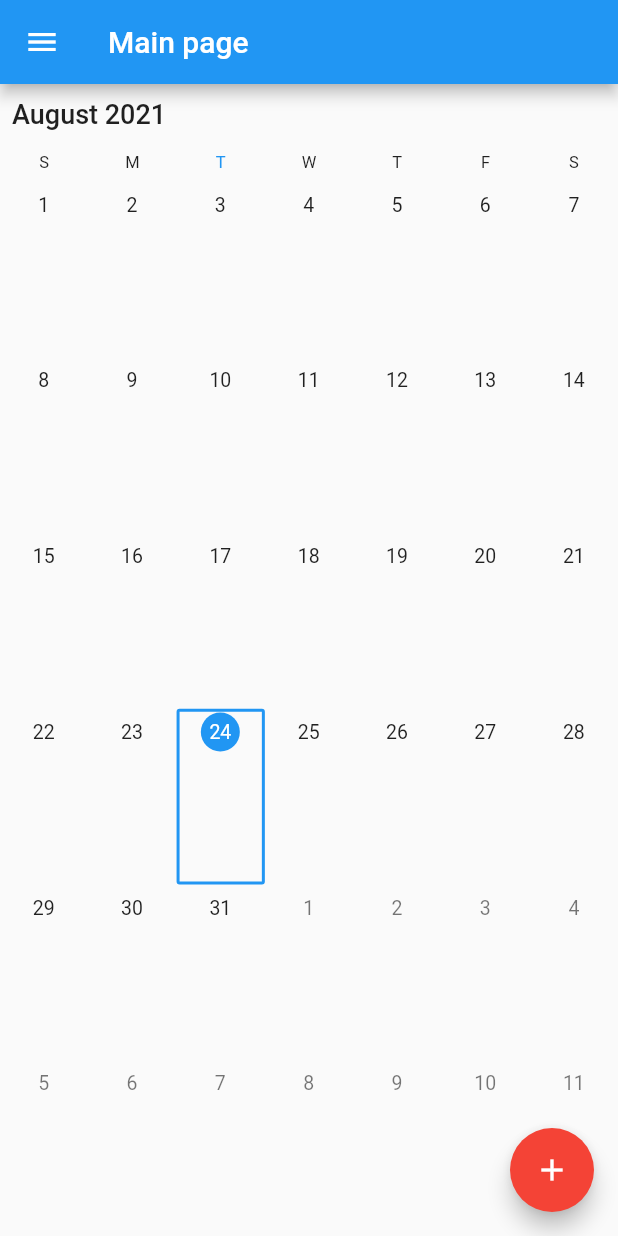
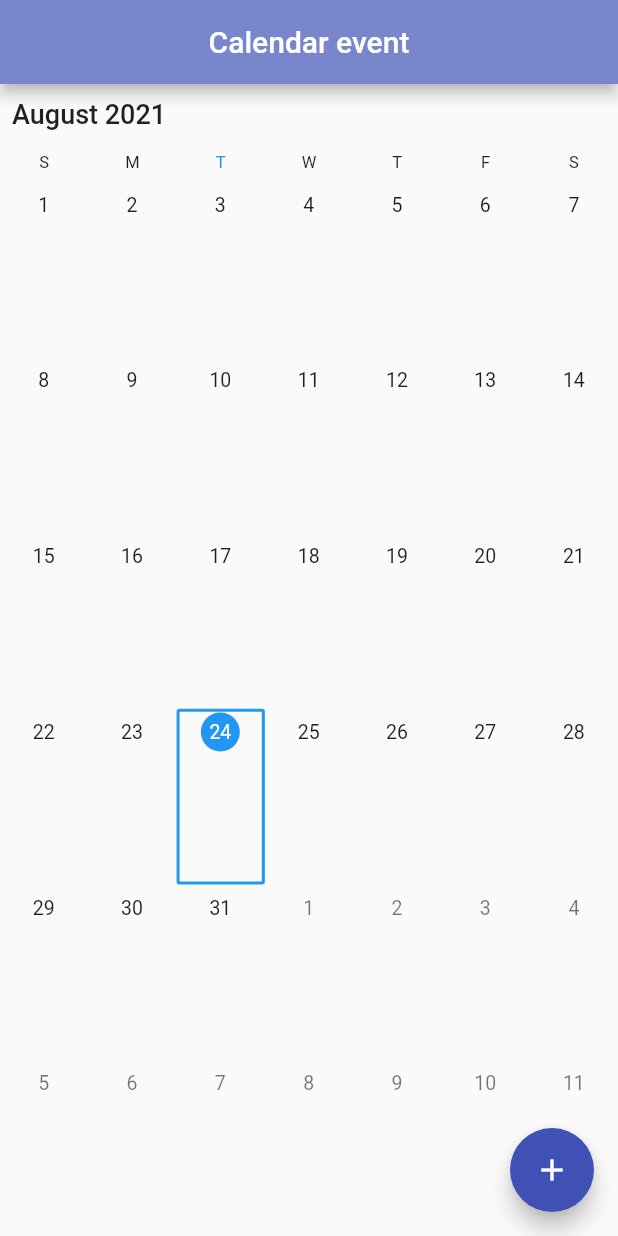
Before and after one commit to dduck123/Delta-53, a Flutter app: the Calendar screen opened directly, in the side drawer, after a tap on "Home", on a phone screen of 412 x 824 dp. Run offline on Flutter 3.47's test engine with Material 2 defaults, Android fonts, the phone set to English and light mode, and no system bars; drawn by our look-alikes of syncfusion_flutter_calendar; our stand-ins replace cloud_firestore, firebase_auth, firebase_core, grouped_list, table_calendar; accounts and stored records are empty.

```diff
--- a/my_app/lib/helper/drawer_navigation.dart
+++ b/my_app/lib/helper/drawer_navigation.dart
@@ -2,7 +2,6 @@ import 'package:flutter/material.dart';
 import 'package:my_app/pages/announcement_page.dart';
 import 'package:my_app/pages/logout_page.dart';
 import 'package:my_app/pages/main_page.dart';
-import 'package:my_app/pages/login_page.dart';
 import 'package:my_app/pages/stats_page.dart';
 import "package:my_app/pages/faq_page.dart";
 import 'package:my_app/pages/leaves_page.dart';
@@ -24,7 +23,7 @@ class MyDrawer extends StatelessWidget {
             onTap: () {
               Navigator.pop(context);
               Navigator.of(context).push(MaterialPageRoute(
-                  builder: (BuildContext context) => MyHomePage()));
+                  builder: (BuildContext context) => CalendarMainPage()));
             },
           ),
           ListTile(
--- a/my_app/lib/pages/event_editing_page.dart
+++ b/my_app/lib/pages/event_editing_page.dart
@@ -43,10 +43,12 @@ class _EventEditingPageState extends State<EventEditingPage> {
   }
 
   @override
-  Widget build(BuildContext context) => Scaffold(
+  Widget build(BuildContext context) {
+    return Scaffold(
         appBar: AppBar(
           leading: CloseButton(),
           actions: buildEditingActions(),
+
         ),
         body: SingleChildScrollView(
             padding: EdgeInsets.all(12),
@@ -60,13 +62,14 @@ class _EventEditingPageState extends State<EventEditingPage> {
                     buildDateTimePickers(),
                   ],
                 ))));
+  }
 
   //save and close buttons
   List<Widget> buildEditingActions() => [
         ElevatedButton.icon(
             icon: Icon(Icons.done),
             label: Text('SAVE'),
-            onPressed: saveForm,
+            onPressed:saveForm,
             style: ElevatedButton.styleFrom(
               primary: Colors.transparent,
               shadowColor: Colors.transparent,
@@ -80,7 +83,7 @@ class _EventEditingPageState extends State<EventEditingPage> {
           border: UnderlineInputBorder(),
           hintText: 'Add Meeting Title',
         ),
-        onFieldSubmitted: (_) => saveForm,
+        onFieldSubmitted: (_) => saveForm(),
         validator: (title) =>
             title != null && title.isEmpty ? 'Title cannot be empty' : null,
         controller: titleController,
@@ -199,8 +202,10 @@ class _EventEditingPageState extends State<EventEditingPage> {
   }) =>
       Column(
         crossAxisAlignment: CrossAxisAlignment.start,
-        children: [Text(header, style: TextStyle(fontWeight: FontWeight.bold)),
-        child],
+        children: [
+          Text(header, style: TextStyle(fontWeight: FontWeight.bold)),
+          child
+        ],
       );
 
   //for the save button
@@ -214,7 +219,6 @@ class _EventEditingPageState extends State<EventEditingPage> {
         to: toDate,
         isAllDay: false,
       );
-
       final provider = Provider.of<EventProvider>(context, listen: false);
       provider.addEvent(event);
       Navigator.of(context).pop();
--- a/my_app/lib/pages/login_page.dart
+++ b/my_app/lib/pages/login_page.dart
@@ -1,7 +1,6 @@
 import 'package:flutter/material.dart';
 import 'package:flutter/services.dart';
 import 'package:my_app/helper/constants.dart';
-import  'package:provider/provider.dart';
 import 'package:my_app/pages/authentication_service.dart';
 import 'package:my_app/pages/main_page.dart';
 
@@ -163,7 +162,7 @@ class _LoginScreenState extends State<LoginScreen> {
         isInProgress = false;
       });
       if (status == AuthResultStatus.successful) {
-        Navigator.of(context).pushReplacement(MaterialPageRoute(builder: (context) => MyHomePage()));
+        Navigator.of(context).pushReplacement(MaterialPageRoute(builder: (context) => CalendarMainPage()));
       } else {
          final errorMsg = AuthExceptionHandler.generateExceptionMessage(status);
 
--- a/my_app/lib/pages/main_page.dart
+++ b/my_app/lib/pages/main_page.dart
@@ -1,91 +1,44 @@
 import 'package:flutter/material.dart';
-import 'package:my_app/helper/drawer_navigation.dart';
 import 'package:my_app/pages/calendar_widget.dart';
 import 'package:my_app/pages/event_editing_page.dart';
-import 'package:syncfusion_flutter_calendar/calendar.dart';
 import 'package:provider/provider.dart';
 import 'event_provider.dart';
 
+class CalendarMainPage extends StatelessWidget {
+  static final String title = "Calendar event";
 
-
-// class MyHomePage extends StatelessWidget {
-//
-//   static final String title = 'Calendar Events App';
-//   @override
-//   Widget build(BuildContext context) => MaterialApp(
-//     debugShowCheckedModeBanner: false,
-//     title: title,
-//     themeMode: ThemeMode.dark,
-//     darkTheme: ThemeData.dark(),
-//     home: CalendarWidget(),
-//   );
-//
-//
-// }
-
-
-// class MainPage extends StatelessWidget{
-//   Widget build(BuildContext context) => Scaffold(
-//     appBar: AppBar(
-//       title:Text(MyHomePage.title),
-//       centerTitle: true,
-//     ),
-//     body: CalendarWidget(),
-//     floatingActionButton: FloatingActionButton(
-//       child: Icon(Icons.add, color: Colors.white),
-//       backgroundColor:Colors.red,
-//       onPressed:() => Navigator.of(context).push(
-//         MaterialPageRoute(builder: (context) => EventEditingPage()),
-//       ),
-//     ),
-//   );
-// }
-
-//dont touch
-  class MyHomePage extends StatefulWidget {
   @override
-    _MyHomePageState createState() => _MyHomePageState();
+  Widget build(BuildContext context) => ChangeNotifierProvider(
+        create: (context) => EventProvider(),
+        child: MaterialApp(
+          debugShowCheckedModeBanner: false,
+          title: title,
+          theme: ThemeData(
+            brightness: Brightness.light,
+            primaryColor: Colors.indigo[300],
+          ),
+          home: MainPage(),
+        ),
+      );
 }
 
-  //dont touch
-  class _MyHomePageState extends State<MyHomePage> {
-    @override
-    void initState() {
-      super.initState();
-    }
-
-    //main calendar widget
-    @override
-    Widget build(BuildContext context) {
-      // create: (context) => EventProvider(),
-      child:
-      return MultiProvider(
-        providers: [
-          ChangeNotifierProvider(create: (context) => EventProvider()),
-        ],
-        child: MaterialApp(
-            home:
-            Scaffold(
+class MainPage extends StatelessWidget {
+  Widget build(BuildContext context) => Scaffold(
         appBar: AppBar(
-                title: Text("Main page"),
+          title: Text(CalendarMainPage.title),
+          centerTitle: true,
         ),
         body: CalendarWidget(),
         floatingActionButton: FloatingActionButton(
-                child: Icon(Icons.add, color: Colors.white),
-                backgroundColor: Colors.red,
-                onPressed: () =>
-                    Navigator.of(context).push(
-                      MaterialPageRoute(
-                          builder: (context) => EventEditingPage()),
+            child: Icon(
+              Icons.add,
+              color: Colors.white,
             ),
-              ),
-              drawer: MyDrawer(),
-            ) //Scaffold
-        ),
+            backgroundColor: Colors.indigo,
+            onPressed: () => Navigator.of(context).push(
+                MaterialPageRoute(builder: (context) => EventEditingPage()))),
       );
 }
-  }
-
 
 //To create a meeting inside the app
 class Meeting {
```
Lines whose indentation alone changed are shown as unchanged.
